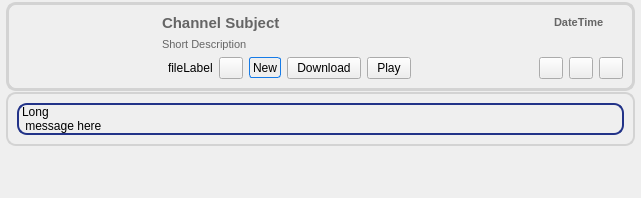
Before: the Qt Designer form retroshare-gui/src/gui/feeds/ChanMsgItem.ui in RetroShare/RetroShare, drawn with Qt 5.
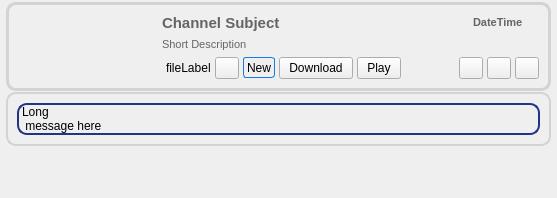
After: the same form once the commit is applied. Icons and pictures are not drawn.

Commit message: changed vertical layout space of the ChannelMsgItem

```diff
--- a/retroshare-gui/src/gui/feeds/ChanMsgItem.ui
+++ b/retroshare-gui/src/gui/feeds/ChanMsgItem.ui
@@ -6,7 +6,7 @@
    <rect>
     <x>0</x>
     <y>0</y>
-    <width>641</width>
+    <width>557</width>
     <height>198</height>
    </rect>
   </property>
@@ -114,6 +114,12 @@
       </item>
       <item row="0" column="1">
        <layout class="QGridLayout" name="gridLayout">
+        <property name="horizontalSpacing">
+         <number>4</number>
+        </property>
+        <property name="verticalSpacing">
+         <number>6</number>
+        </property>
         <item row="0" column="0" colspan="8">
          <widget class="QLabel" name="titleLabel">
           <property name="sizePolicy">
@@ -305,7 +311,7 @@
           </property>
           <property name="sizeHint" stdset="0">
            <size>
-            <width>67</width>
+            <width>5</width>
             <height>21</height>
            </size>
           </property>
```
Left out of the diff: 3 changed lines with no effect on the pictures.
